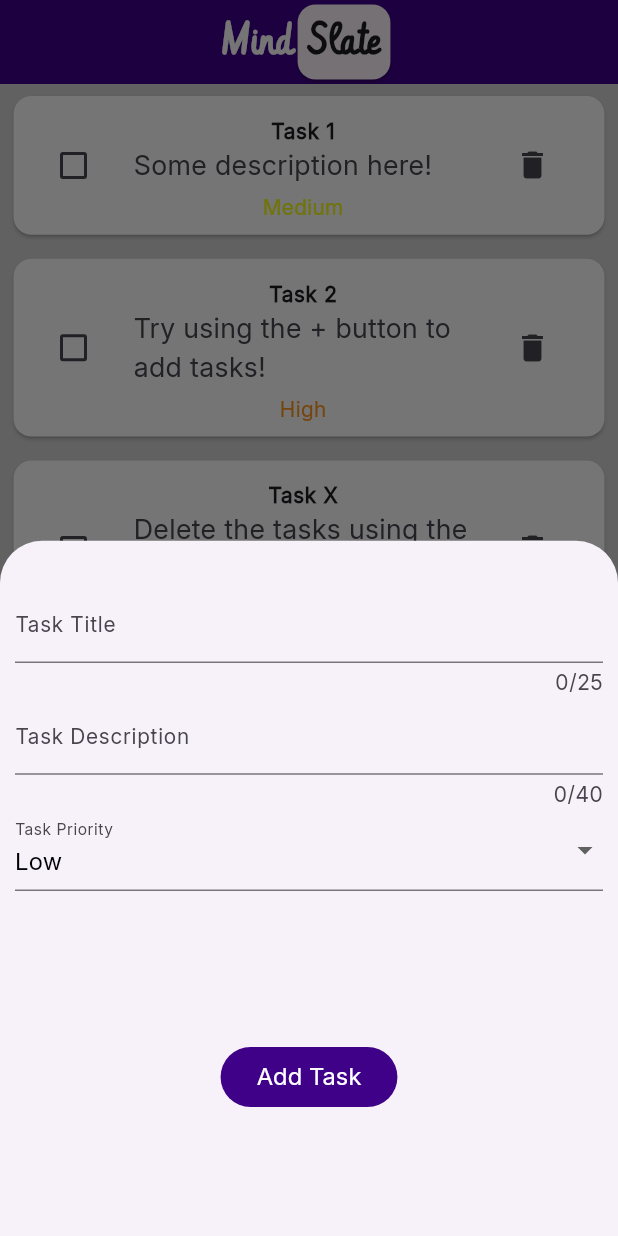
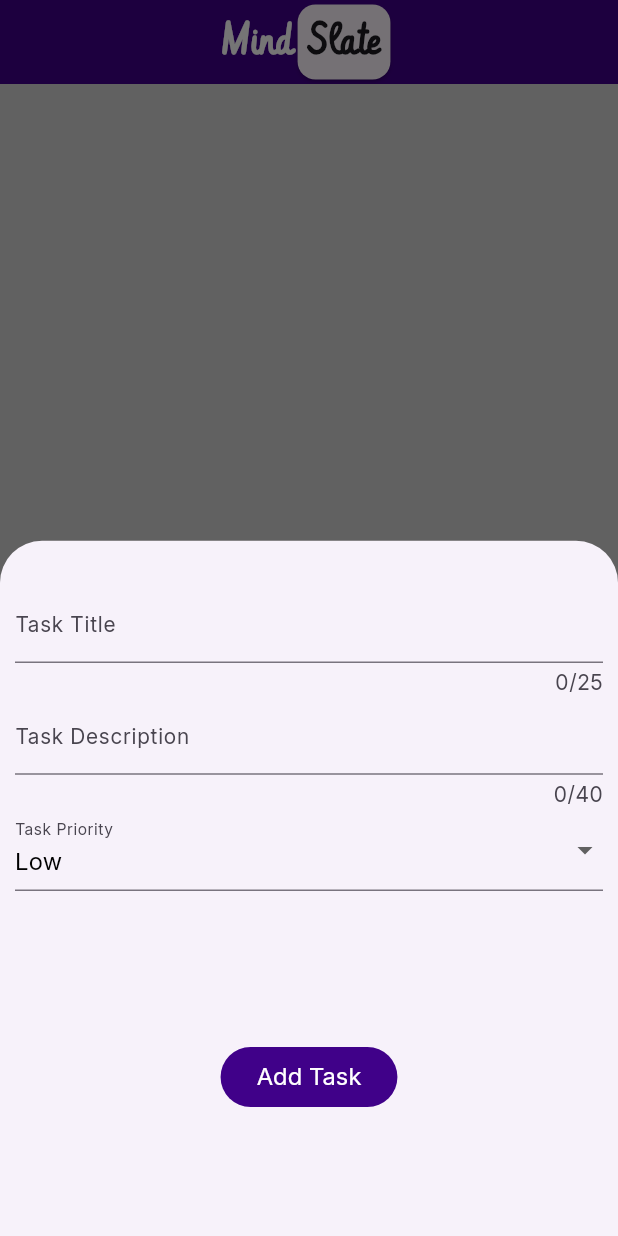
Before and after one commit to Pixel-Code-Hub206/MindSlate, a Flutter app: the screen it shows after launch, after a tap on the "add" icon, on a phone screen of 412 x 824 dp. Run offline on Flutter 3.47's test engine with Material 3 defaults, Android fonts, the phone set to English and light mode, and no system bars; our stand-ins replace device_preview, hive, hive_flutter; accounts and stored records are empty.

Commit message:
Added full fledged functional persistence using HIVE DB for the tasks

```diff
--- a/lib/main.dart
+++ b/lib/main.dart
@@ -1,20 +1,33 @@
 import 'package:device_preview/device_preview.dart';
 import 'package:flutter/foundation.dart';
 import 'package:flutter/material.dart';
+import 'package:mindslate/models/tasks.dart';
 import 'package:mindslate/utils/theme/app_theme.dart';
 import 'package:mindslate/pages/home_screen.dart';
 import 'package:hive_flutter/hive_flutter.dart';
+import 'package:mindslate/models/boxes.dart';
 
-void main() => runApp(
+
+void main() async {
+  await Hive.initFlutter();
+  Hive.registerAdapter(TasksAdapter());
+  var tasksBox = await Hive.openBox<Tasks>('tasksBox');   //Opening the Box
+
+  runApp(
     DevicePreview(
       enabled: kDebugMode,
-       builder: (context) => MaterialApp(
-           builder: DevicePreview.appBuilder,   //To enable Device Preview
-         useInheritedMediaQuery: true,      //Required
-           home: Home(),
-           themeMode: ThemeMode.system,      //ThemeData
-           theme: AppTheme.lightTheme,
-           darkTheme: AppTheme.darkTheme,
-       ),
+      builder: (context) =>
+          MaterialApp(
+            builder: DevicePreview.appBuilder,
+            //To enable Device Preview
+            useInheritedMediaQuery: true,
+            //Required
+            home: Home(),
+            themeMode: ThemeMode.system,
+            //ThemeData
+            theme: AppTheme.lightTheme,
+            darkTheme: AppTheme.darkTheme,
+          ),
     ),
-);
+  );
+}
--- /dev/null
+++ b/lib/models/boxes.dart
@@ -0,0 +1,6 @@
+import 'package:hive/hive.dart';
+import 'tasks.dart';
+
+class Boxes{
+  static Box<Tasks> getTasks() => Hive.box<Tasks>('tasksBox');
+}
--- a/lib/pages/home_screen.dart
+++ b/lib/pages/home_screen.dart
@@ -1,6 +1,7 @@
 import 'package:flutter/material.dart';
 import 'package:device_preview/device_preview.dart';
 import 'package:mindslate/models/tasks.dart';
+import 'package:mindslate/models/boxes.dart';
 
 class Home extends StatefulWidget {
   const Home({super.key});
@@ -16,11 +17,7 @@ class _HomeState extends State<Home> {
   String _taskBody = '';
   Priority _selectedPriority = Priority.low;
 
-  final List<Tasks> _tasks = [
-    Tasks(isTitle: 'Task 1', isBody: 'Some description here!', priority: Priority.medium.nameValue, isDone: false),
-    Tasks(isTitle: 'Task 2', isBody: 'Try using the + button to add tasks!', priority: Priority.high.nameValue, isDone: false),
-    Tasks(isTitle: 'Task X', isBody: 'Delete the tasks using the bin icon.', priority: Priority.medium.nameValue, isDone: false),
-  ];
+  final tasksBox = Boxes.getTasks();
 
   @override
   Widget build(BuildContext context) {
@@ -62,16 +59,20 @@ class _HomeState extends State<Home> {
         ),
 
         body: ListView.builder(
-          itemCount: _tasks.length,
+          itemCount: tasksBox.length,
             itemBuilder: (BuildContext context, int index){
+            final task = tasksBox.getAt(index);
+            if(task == null) return SizedBox();   //PlaceHolder
+
             return Container(
               padding: EdgeInsets.symmetric(vertical: 4.0, horizontal: 5.0),
               child: Card(
                 color: Theme.of(context).cardColor,
                   child: ListTile(
-                    leading : Checkbox(value: _tasks[index].isDone,
+                    leading : Checkbox(value: task.isDone,
                         onChanged: (newBool) {
-                      toggleDone(index);
+                      task.toggleDone();
+                      setState(() {});
                         },
                     ),
 
@@ -80,7 +81,7 @@ class _HomeState extends State<Home> {
                         child: Align(
                           alignment: Alignment.center,
                           child: Text(
-                            _tasks[index].isTitle,
+                            task.isTitle,
                             style: TextStyle(
                               fontWeight: FontWeight.bold,
                             ),
@@ -93,13 +94,13 @@ class _HomeState extends State<Home> {
                         Align(
                           alignment: Alignment.centerLeft,    //For neater Card Formatting
                           child: Text(
-                            _tasks[index].isBody,     //Task Description
+                            task.isBody,     //Task Description
                             style: TextStyle(
                               fontSize: 18.0,
-                              decoration: _tasks[index].isDone  //If the task is finished
+                              decoration: task.isDone  //If the task is finished
                                   ? TextDecoration.lineThrough    //Strike it!
                                   : TextDecoration.none,
-                              decorationThickness: _tasks[index].isDone ? 1.5 : null,
+                              decorationThickness: task.isDone ? 1.5 : null,
                             ),
                           ),
                         ),
@@ -107,9 +108,9 @@ class _HomeState extends State<Home> {
                         SizedBox(height: 5.0),
 
                         Text(
-                          priorityFromString(_tasks[index].priority).pTitle,
+                          priorityFromString(task.priority).pTitle,
                           style: TextStyle(
-                            color: priorityFromString(_tasks[index].priority).color,
+                            color: priorityFromString(task.priority).color,
                           ),
                         ),
                       ],
@@ -237,7 +238,7 @@ class _HomeState extends State<Home> {
 
   void addTask(){
     setState(() {   //Using SetState to display changes in the actual UI by updating the list within
-      _tasks.add(Tasks(
+      tasksBox.add(Tasks(
           isTitle: _taskTitle,    //Saving the local input data and storing it with a new instance for the list
           isBody: _taskBody,
           priority: _selectedPriority.nameValue,
@@ -248,14 +249,16 @@ class _HomeState extends State<Home> {
 
   void deleteTask(int index){     //Deletes the tasks and removes them from the UI
     setState(() {
-      _tasks.removeAt(index);
+      tasksBox.deleteAt(index);
     });
   }
 
   void toggleDone(int index)    //Striking the task once completed
   {
+    final task = tasksBox.getAt(index);
     setState(() {
-      _tasks[index].toggleDone();
+      task?.toggleDone();
+      task?.save();
     });
   }
 }
```
